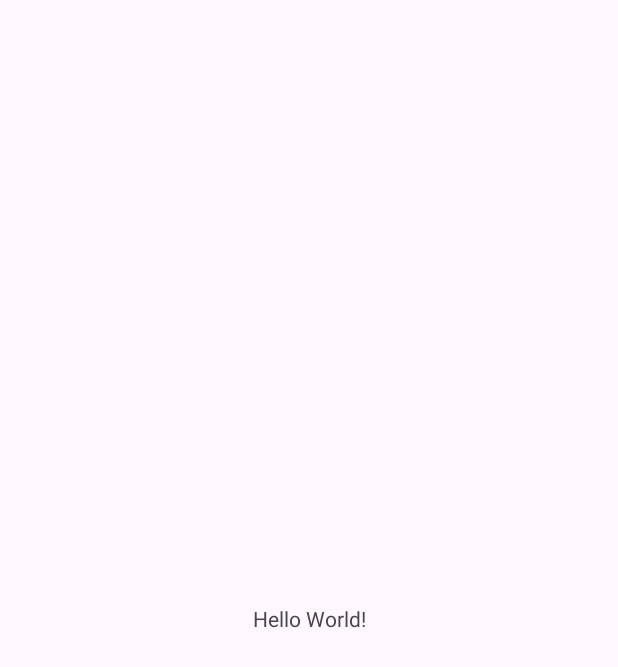
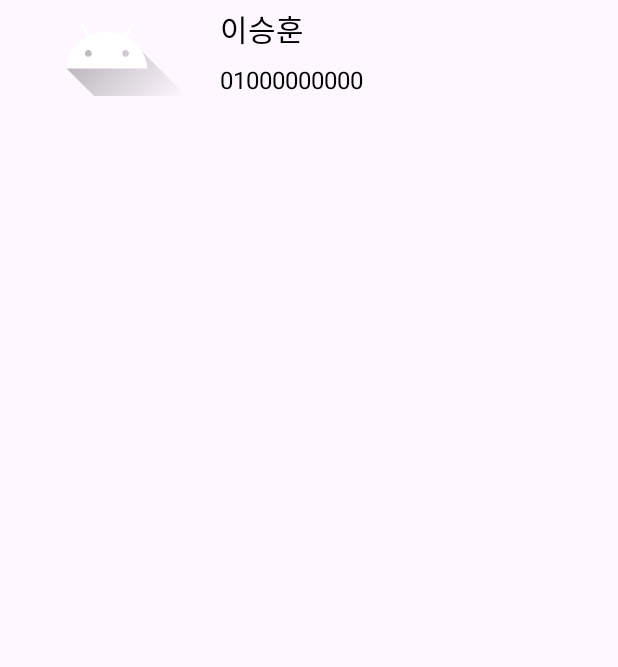
Before and after one commit to SeungYoonPark/And3-4project, an Android app: the screen it shows after launch (MainActivity), on a phone screen of 412 x 824 dp. Before the commit the part shown is almost empty. Shown: the top 667 px of the screen. Run offline under Robolectric (Android 15) with nearby library versions, the phone set to English and light mode, and no system bars.

```diff
--- a/app/build.gradle.kts
+++ b/app/build.gradle.kts
@@ -1,3 +1,4 @@
+
 plugins {
     id("com.android.application")
     id("org.jetbrains.kotlin.android")
@@ -6,6 +7,9 @@ plugins {
 android {
     namespace = "com.example.and3_4project"
     compileSdk = 33
+    buildFeatures{
+        viewBinding = true
+    }
 
     defaultConfig {
         applicationId = "com.example.and3_4project"
@@ -16,6 +20,7 @@ android {
 
         testInstrumentationRunner = "androidx.test.runner.AndroidJUnitRunner"
     }
+
 
     buildTypes {
         release {
--- /dev/null
+++ b/app/src/main/java/com/example/and3_4project/Adapter.kt
@@ -0,0 +1,44 @@
+package com.example.and3_4project
+
+import android.view.LayoutInflater
+import android.view.View
+import android.view.ViewGroup
+import androidx.recyclerview.widget.RecyclerView
+import com.example.and3_4project.databinding.ItemRecyclerviewBinding
+
+class Adapter(val mItems: MutableList<ContactList>) : RecyclerView.Adapter<Adapter.Holder>() {
+
+    interface ItemClick {
+        fun onClick(view : View, position : Int)
+    }
+
+    var itemClick : ItemClick? = null
+
+    override fun onCreateViewHolder(parent: ViewGroup, viewType: Int): Holder {
+        val binding = ItemRecyclerviewBinding.inflate(LayoutInflater.from(parent.context), parent, false)
+        return Holder(binding)
+    }
+
+    override fun onBindViewHolder(holder: Holder, position: Int) {
+        holder.itemView.setOnClickListener {  //클릭이벤트추가부분
+            itemClick?.onClick(it, position)
+        }
+        holder.iconImageView.setImageResource(mItems[position].profileImage)
+        holder.name.text = mItems[position].contactName
+        holder.age.text = mItems[position].contactNum
+    }
+
+    override fun getItemId(position: Int): Long {
+        return position.toLong()
+    }
+
+    override fun getItemCount(): Int {
+        return mItems.size
+    }
+
+    inner class Holder(val binding: ItemRecyclerviewBinding) : RecyclerView.ViewHolder(binding.root) {
+        val iconImageView = binding.iconItem
+        val name = binding.textItem1
+        val age = binding.textItem2
+    }
+}
--- /dev/null
+++ b/app/src/main/java/com/example/and3_4project/ContactList.kt
@@ -0,0 +1,4 @@
+package com.example.and3_4project
+
+data class ContactList(val profileImage: Int, val contactName: String, val contactNum:String) {
+}
--- a/app/src/main/java/com/example/and3_4project/MainActivity.kt
+++ b/app/src/main/java/com/example/and3_4project/MainActivity.kt
@@ -1,11 +1,25 @@
 package com.example.and3_4project
 
+import android.os.Bundle
 import androidx.appcompat.app.AppCompatActivity
-import android.os.Bundle
+import androidx.recyclerview.widget.LinearLayoutManager
+import com.example.and3_4project.databinding.ActivityMainBinding
+
 
 class MainActivity : AppCompatActivity() {
+
+    private lateinit var binding: ActivityMainBinding
     override fun onCreate(savedInstanceState: Bundle?) {
         super.onCreate(savedInstanceState)
-        setContentView(R.layout.activity_main)
+        binding = ActivityMainBinding.inflate(layoutInflater)
+        setContentView(binding.root)
+
+        val dataList = mutableListOf<ContactList>()
+        dataList.add(ContactList(R.drawable.ic_launcher_foreground, "이승훈", "01000000000"))
+        binding.recyclerView.adapter = Adapter(dataList)
+
+        val adapter = Adapter(dataList)
+        binding.recyclerView.adapter = adapter
+        binding.recyclerView.layoutManager = LinearLayoutManager(this)
     }
 }
--- a/app/src/main/res/layout/activity_main.xml
+++ b/app/src/main/res/layout/activity_main.xml
@@ -6,12 +6,14 @@
     android:layout_height="match_parent"
     tools:context=".MainActivity">
 
-    <TextView
-        android:layout_width="wrap_content"
-        android:layout_height="wrap_content"
-        android:text="Hello World!"
+    <androidx.recyclerview.widget.RecyclerView
+        android:id="@+id/recyclerView"
+        android:layout_width="match_parent"
+        android:layout_height="match_parent"
+
         app:layout_constraintBottom_toBottomOf="parent"
         app:layout_constraintEnd_toEndOf="parent"
+        app:layout_constraintHorizontal_bias="0.0"
         app:layout_constraintStart_toStartOf="parent"
         app:layout_constraintTop_toTopOf="parent" />
 
--- /dev/null
+++ b/app/src/main/res/layout/item_recyclerview.xml
@@ -0,0 +1,42 @@
+<?xml version="1.0" encoding="utf-8"?>
+<LinearLayout xmlns:android="http://schemas.android.com/apk/res/android"
+    android:layout_width="match_parent"
+    android:layout_height="wrap_content"
+    android:orientation="horizontal"
+    >
+    <ImageView
+        android:id="@+id/iconItem"
+        android:layout_width="60dp"
+        android:layout_height="60dp"
+        android:scaleType="centerCrop"
+        android:padding="8dp"
+        android:layout_gravity="center_vertical"
+        android:layout_weight="1"
+        android:src="@drawable/ic_launcher_background"
+        />
+    <LinearLayout
+        android:orientation="vertical"
+        android:layout_width="wrap_content"
+        android:layout_height="wrap_content"
+        android:layout_weight="2">
+        <TextView
+            android:id="@+id/textItem1"
+            android:layout_width="wrap_content"
+            android:layout_height="wrap_content"
+            android:textColor="@color/black"
+            android:textSize="20sp"
+            android:padding="4dp"
+            android:hint="Name"
+            />
+        <TextView
+            android:id="@+id/textItem2"
+            android:layout_width="wrap_content"
+            android:layout_height="wrap_content"
+            android:textColor="@color/black"
+            android:textSize="16sp"
+            android:padding="4dp"
+            android:hint="Age"
+            />
+    </LinearLayout>
+
+</LinearLayout>
```
